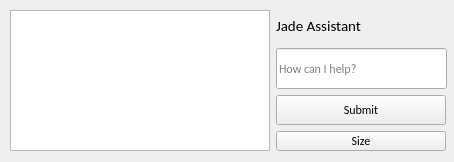
Above: ui/small.ui from nfoert/jadeassistant before the change. Below: the same form after it.
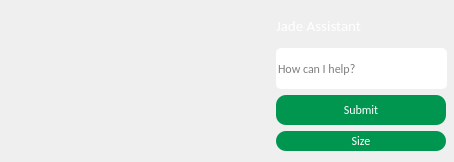
That is the form after the change. Icons and pictures are not drawn.

```diff
--- a/ui/small.ui
+++ b/ui/small.ui
@@ -40,8 +40,14 @@
    <iconset resource="../assets.qrc">
     <normaloff>:/images/assets/jadeIcon.png</normaloff>:/images/assets/jadeIcon.png</iconset>
   </property>
+  <property name="styleSheet">
+   <string notr="true">QMainWindow {
+	border-image: url(:/images/assets/background.png) 0 0 0 0 stretch stretch;
+}
+</string>
+  </property>
   <widget class="QWidget" name="centralwidget">
-   <widget class="QWidget" name="">
+   <widget class="QWidget" name="layoutWidget">
     <property name="geometry">
      <rect>
       <x>10</x>
@@ -52,7 +58,14 @@
     </property>
     <layout class="QHBoxLayout" name="horizontalLayout">
      <item>
-      <widget class="QListWidget" name="listWidget"/>
+      <widget class="QListWidget" name="listWidget">
+       <property name="styleSheet">
+        <string notr="true">QListWidget {
+	background: transparent;
+}
+</string>
+       </property>
+      </widget>
      </item>
      <item>
       <layout class="QVBoxLayout" name="verticalLayout">
@@ -63,6 +76,9 @@
            <family>Calibri</family>
           </font>
          </property>
+         <property name="styleSheet">
+          <string notr="true">color: white;</string>
+         </property>
          <property name="text">
           <string>&lt;html&gt;&lt;head/&gt;&lt;body&gt;&lt;p&gt;&lt;span style=&quot; font-size:11pt;&quot;&gt;Jade Assistant&lt;/span&gt;&lt;/p&gt;&lt;/body&gt;&lt;/html&gt;</string>
          </property>
@@ -88,6 +104,9 @@
            <height>41</height>
           </size>
          </property>
+         <property name="styleSheet">
+          <string notr="true">border-radius:5px</string>
+         </property>
          <property name="placeholderText">
           <string>How can I help?</string>
          </property>
@@ -107,6 +126,25 @@
            <height>30</height>
           </size>
          </property>
+         <property name="styleSheet">
+          <string notr="true">QPushButton {
+	background-color: rgb(0, 150, 80);
+	border-color: rgb(0, 255, 0);
+	border-radius: 10px;
+	font: 10pt &quot;Calibri&quot;;
+	
+	color: rgb(255, 255, 255);
+}
+
+QPushButton:hover {
+	background-color: rgb(0, 170, 100);
+}
+
+QPushButton:pressed {
+	
+	background-color: rgb(0, 200, 120);
+}</string>
+         </property>
          <property name="text">
           <string>Submit</string>
          </property>
@@ -126,6 +164,25 @@
            <height>20</height>
           </size>
          </property>
+         <property name="styleSheet">
+          <string notr="true">QPushButton {
+	background-color: rgb(0, 150, 80);
+	border-color: rgb(0, 255, 0);
+	border-radius: 10px;
+	font: 10pt &quot;Calibri&quot;;
+	
+	color: rgb(255, 255, 255);
+}
+
+QPushButton:hover {
+	background-color: rgb(0, 170, 100);
+}
+
+QPushButton:pressed {
+	
+	background-color: rgb(0, 200, 120);
+}</string>
+         </property>
          <property name="text">
           <string>Size</string>
          </property>
```
